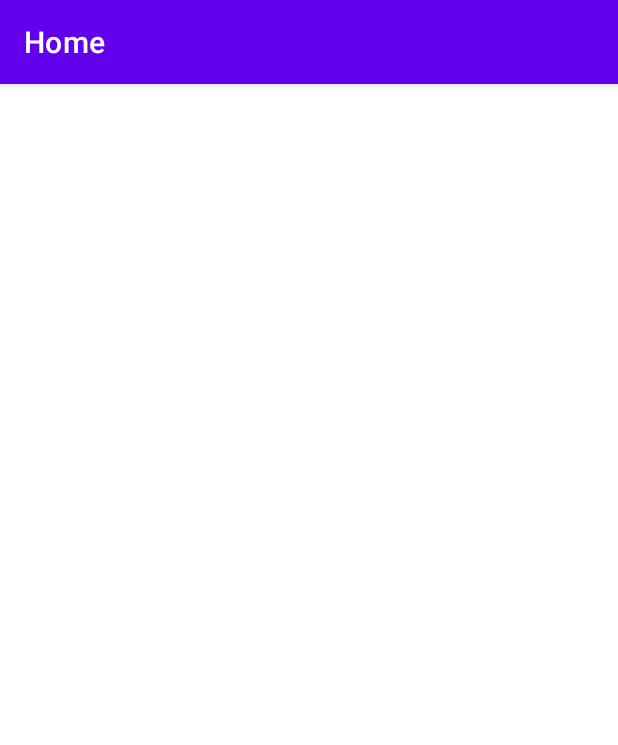
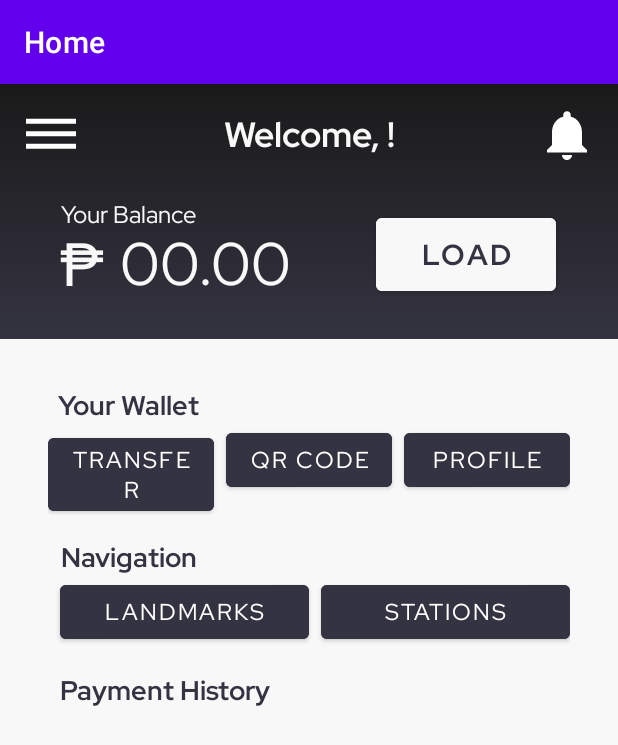
Before and after one commit to garcieee/TRANSIT-BUDDY, an Android app: the screen it shows after launch once a user with an empty profile is signed in (MainUIActivity), on a phone screen of 412 x 824 dp. Shown: the top 745 px of the screen. Run offline under Robolectric (Android 15) with nearby library versions, the light colour scheme and no system bars; our stand-ins replace Firebase (no records; nobody signed in at launch, a user with empty details on screens opened directly).

Commit message:
ok the crash is fixed

```diff
--- a/TransitBuddy/app/src/main/res/layout/activity_home.xml
+++ b/TransitBuddy/app/src/main/res/layout/activity_home.xml
@@ -5,7 +5,7 @@
     android:id="@+id/main"
     android:layout_width="match_parent"
     android:layout_height="match_parent"
-    tools:context=".HomeActivity">
+    tools:context=".ui.MainUIActivity">
 
     <ImageView
         android:id="@+id/bgImage"
@@ -227,7 +227,7 @@
             android:layout_marginEnd="95dp"
             android:layout_marginTop="16dp" />
 
-        <RecyclerView
+        <androidx.recyclerview.widget.RecyclerView
             android:id="@+id/paymentHistory"
             android:layout_width="match_parent"
             android:layout_height="291dp"
```
